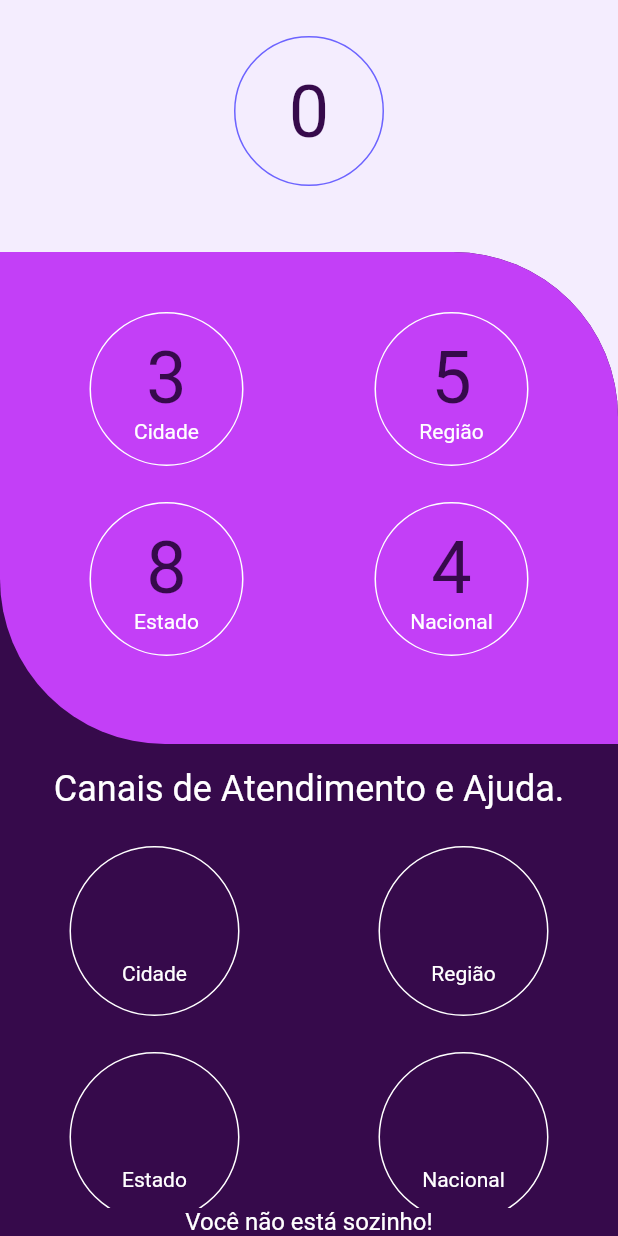
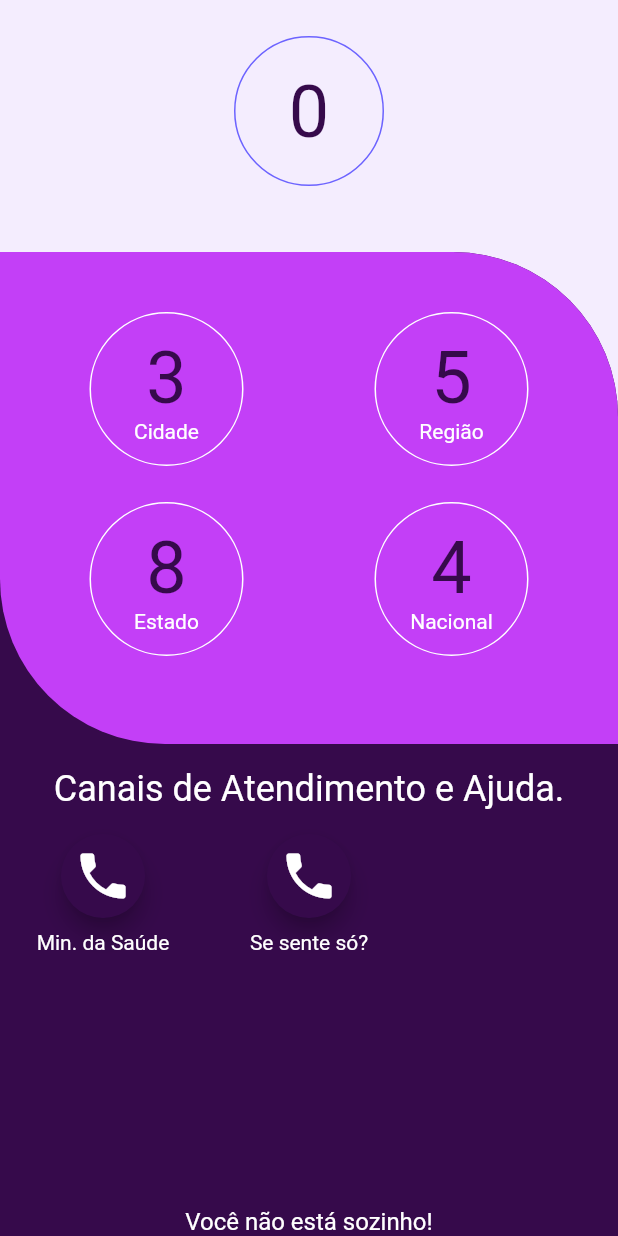
Before and after one commit to kauemurakami/profectus, a Flutter app: the HomePage screen opened directly with empty values, on a phone screen of 412 x 824 dp. Run offline on Flutter 3.47's test engine with Material 2 defaults, Android fonts, the light colour scheme and no system bars; drawn by our look-alikes of loader_overlay; our stand-ins replace cloud_firestore, firebase_auth, flip_card, flutter_spinkit, get, liquid_swipe; accounts and stored records are empty.

Commit message:
feat : add telefones uteis

```diff
--- a/lib/app/modules/home/home_controller.dart
+++ b/lib/app/modules/home/home_controller.dart
@@ -1,4 +1,3 @@
-import 'package:cloud_firestore/cloud_firestore.dart';
 import 'package:get/get.dart';
 import 'package:meta/meta.dart';
 import 'package:profectus/app/data/model/user_model.dart';
@@ -10,5 +9,5 @@ class HomeController extends GetxController {
 
   final UserModel user = Get.arguments;
 
-
+  telefoneMin() => print('te');
 }
--- a/lib/app/modules/home/home_page.dart
+++ b/lib/app/modules/home/home_page.dart
@@ -1,6 +1,7 @@
 import 'package:flutter/material.dart';
 import 'package:get/get.dart';
 import 'package:profectus/app/modules/home/home_controller.dart';
+import 'package:profectus/app/modules/home/widgets/custom_icon_button_widget.dart';
 import 'package:profectus/app/modules/home/widgets/custom_item_grid.dart';
 import 'package:profectus/app/theme/app_colors_theme.dart';
 
@@ -39,8 +40,8 @@ class HomePage extends GetView<HomeController> {
                   child: GetX<HomeController>(
                       builder: (_) => Text(
                             controller.user.name,
-                            style:
-                                TextStyle(color: Color(0xff360A4B), fontSize: 24.0),
+                            style: TextStyle(
+                                color: Color(0xff360A4B), fontSize: 24.0),
                           )),
                 ),
                 Expanded(
@@ -82,27 +83,23 @@ class HomePage extends GetView<HomeController> {
                     color: Color(0xff360A4B),
                     child: Column(
                       children: [
-                        Text('Canais de Atendimento e Ajuda.', style: TextStyle(color: Colors.white, fontSize: 24.0)),
+                        Text('Canais de Atendimento e Ajuda.',
+                            style:
+                                TextStyle(color: Colors.white, fontSize: 24.0)),
                         Expanded(
-                                                  child: GridView.count(
-                          physics: const NeverScrollableScrollPhysics(),
-                          childAspectRatio: 3 / 2,
-                          crossAxisCount: 2,
-                          children: [
-                            CustomItemGrid(
-                              message: 'Cidade',
-                              pontuacao: '3',
-                            ),
-                            CustomItemGrid(message: 'Região', pontuacao: '5'),
-                            CustomItemGrid(message: 'Estado', pontuacao: '8'),
-                            CustomItemGrid(
-                              message: 'Nacional',
-                              pontuacao: '4',
-                            ),
-                          ],
-                      ),
+                          child: GridView.count(
+                            physics: const NeverScrollableScrollPhysics(),
+                            childAspectRatio: 3 / 3,
+                            crossAxisCount: 3,
+                            children: [
+                              CustomIconButton(icon:Icons.phone, callback: ()=> controller.telefoneMin(), message: 'Min. da Saúde'),
+                              CustomIconButton(icon:Icons.phone, callback: ()=> controller.telefoneMin(), message: 'Se sente só?'),
+                            ],
+                          ),
                         ),
-                        Text('Você não está sozinho!', style: TextStyle(color: Colors.white, fontSize: 16.0)),
+                        Text('Você não está sozinho!',
+                            style:
+                                TextStyle(color: Colors.white, fontSize: 16.0)),
                       ],
                     ),
                   ),
--- a/lib/app/modules/login/login_page.dart
+++ b/lib/app/modules/login/login_page.dart
@@ -74,7 +74,7 @@ static final GlobalKey<ScaffoldState> scaffoldKey = GlobalKey<ScaffoldState>();
                       onChanged: (value) => controller.onChangeSenha(value),
                       onSaved: (value) => controller.onSavedSenha(value),
                       validator: (value) => controller.validateSenha(value),
-                      text: 'SENHA',
+                      text: 'Senha',
                       obscure: controller.obscure,
                     ),
                   ),
```
Also changed, not shown: lib/app/modules/home/widgets/custom_icon_button_widget.dart (added, +37 -0 lines), Dijkstra_Animation.gif (added).
